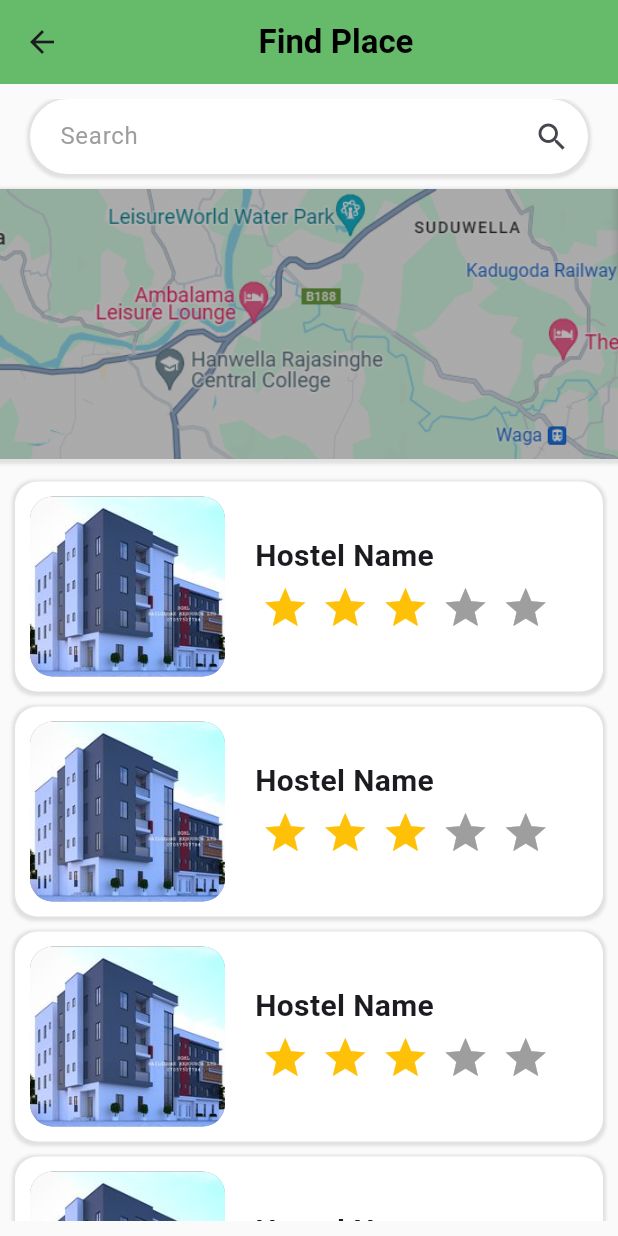
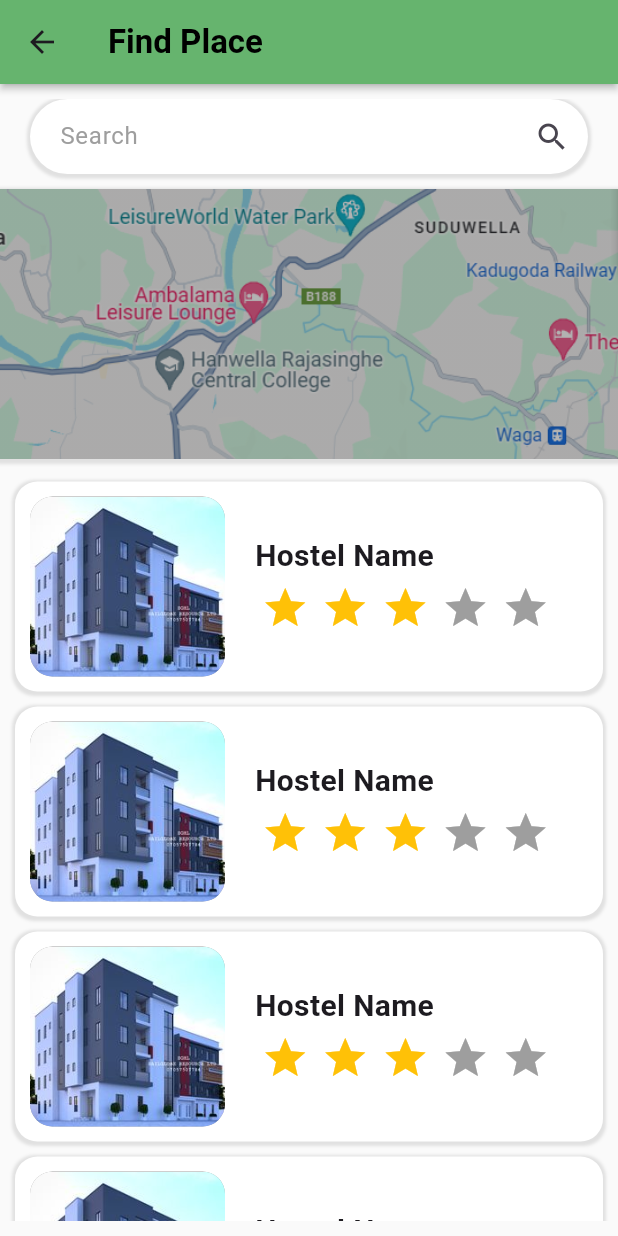
Before and after one commit to DATDSG/MAD_Project, a Flutter app: the MapPage screen opened directly, on a phone screen of 412 x 824 dp. Run offline on Flutter 3.47's test engine with Material 3 defaults, Android fonts, the phone set to English and light mode, and no system bars; drawn by our look-alikes of flutter_rating_bar; our stand-ins replace firebase_auth, firebase_core; accounts and stored records are empty.

Commit message:
UI update

```diff
--- a/lib/pages/map_page.dart
+++ b/lib/pages/map_page.dart
@@ -17,8 +17,12 @@ class _MapPageState extends State<MapPage> {
       backgroundColor: Colors.grey[50],
       appBar: AppBar(
         backgroundColor: Colors.green[400],
-        title: const Center(
-          child: Padding(
+        elevation: 2,
+        shadowColor: Colors.black,
+        title: const Row(
+          mainAxisAlignment: MainAxisAlignment.start,
+          children: [
+            Padding(
               padding: EdgeInsets.only(right: 20),
               child: Text(
                 'Find Place',
@@ -29,6 +33,7 @@ class _MapPageState extends State<MapPage> {
                 ),
               ),
             ),
+          ],
         ),
       ),
       body: Padding(
--- a/pubspec.yaml
+++ b/pubspec.yaml
@@ -39,6 +39,7 @@ dependencies:
   firebase_core: ^2.26.0
   firebase_auth: ^4.17.7
   cloud_firestore: ^4.15.7
+  web: ^0.4.2
 
 dev_dependencies:
   flutter_test:
```
Also changed, not shown: lib/pages/edit_profile_page.dart (+9 -8 lines), lib/pages/hostel_deails_page.dart (+9 -8 lines), lib/pages/profile_page.dart (+9 -8 lines), lib/firebase_options.dart, pubspec.lock. Lines whose indentation alone changed are shown as unchanged.
